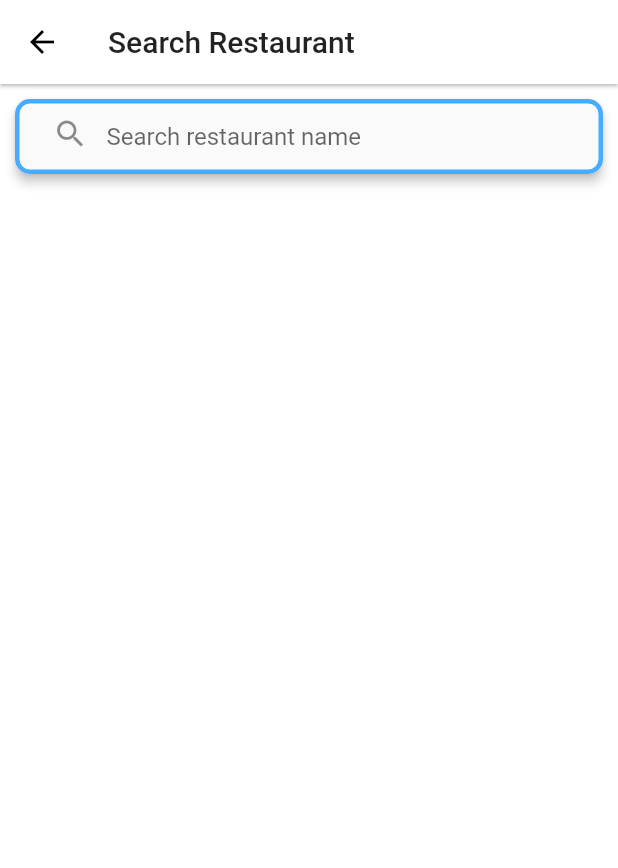
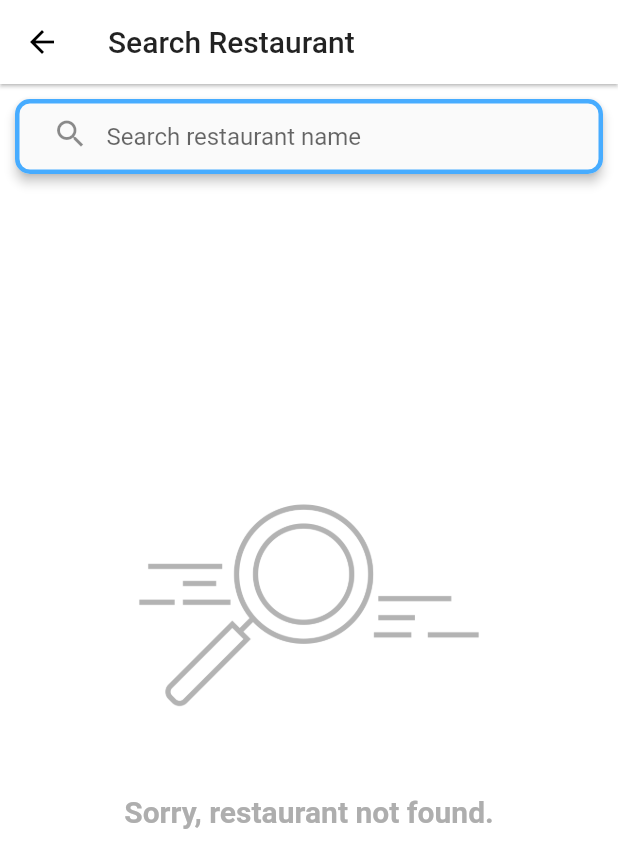
Before and after one commit to IvanTanaka/Flutter-Mobile-Booking_System, a Flutter app: the SearchFranchiseView screen opened directly, on a phone screen of 412 x 824 dp. Shown: the top 868 px of the screen. Run offline on Flutter 3.47's test engine with Material 2 defaults, Android fonts, the phone set to English and light mode, and no system bars; our stand-ins replace connectivity, dio, flutter_datetime_picker, flutter_masked_text, flutter_money_formatter, font_awesome_flutter and 4 more; missing offline and left inert: catcher, extended_text; accounts and stored records are empty; network calls fail.

Commit message:
empty news and empty search done

```diff
--- a/lib/ui/views/search_franchise_view.dart
+++ b/lib/ui/views/search_franchise_view.dart
@@ -52,6 +52,7 @@ class _SearchFranchiseViewState extends State<SearchFranchiseView> {
       builder: (BuildContext context, SearchFranchiseViewModel viewModel,
           Widget child) {
         return Scaffold(
+          resizeToAvoidBottomInset: false,
             appBar: AppBar(
               elevation: 1,
               backgroundColor: SharedColors.scaffoldColor,
@@ -72,11 +73,38 @@ class _SearchFranchiseViewState extends State<SearchFranchiseView> {
             height: 50,
             margin: EdgeInsets.symmetric(horizontal: 10, vertical: 10),
             child: _buildSearchBar(),
-          ),
-          Expanded(
-              child:
-                  (_viewModel.busy) ? SharedLoadingPage() : _buildStoreList())
+          ), Expanded(
+                  child:
+                  (_viewModel.searchStoreModel.length == 0)
+                      ? _buildEmptyContainer()
+                      :(_viewModel.busy)
+                      ? SharedLoadingPage()
+                      : _buildStoreList())
         ],
+      ),
+    );
+  }
+
+  Widget _buildEmptyContainer() {
+    return Center(
+      child: Container(
+        margin: EdgeInsets.symmetric(horizontal: 80),
+        child: Column(
+          mainAxisAlignment: MainAxisAlignment.center,
+          children: <Widget>[
+            Image.asset("assets/images/search_empty.png"),
+            Container(
+              child: Text(
+                'Sorry, restaurant not found.',
+                style: TextStyle(
+                    fontSize: 20,
+                    color: SharedColors.btnDisabledColor,
+                    fontWeight: FontWeight.w600),
+              ),
+            ),
+            Container(height: 120,),
+          ],
+        ),
       ),
     );
   }
@@ -89,7 +117,9 @@ class _SearchFranchiseViewState extends State<SearchFranchiseView> {
         return (index == _viewModel.searchStoreModel.length)
             ? Container(
                 height: 50,
-                child: (_viewModel.listIsUpdate)?SharedLoadingPage():Container(),
+                child: (_viewModel.listIsUpdate)
+                    ? SharedLoadingPage()
+                    : Container(),
               )
             : _buildStoreContainer(_viewModel.searchStoreModel[index]);
       },
@@ -108,7 +138,7 @@ class _SearchFranchiseViewState extends State<SearchFranchiseView> {
         }
       },
       child: Container(
-        margin: EdgeInsets.only(top: 5, bottom: 10, left: 5,right: 5),
+        margin: EdgeInsets.only(top: 5, bottom: 10, left: 5, right: 5),
         color: Colors.transparent,
         child: Container(
           child: Column(
```
Also changed, not shown: lib/ui/views/news/news_view.dart (+27 -3 lines), lib/ui/views/profile_view.dart (+23 -5 lines), assets/images/search_empty.png (added).
